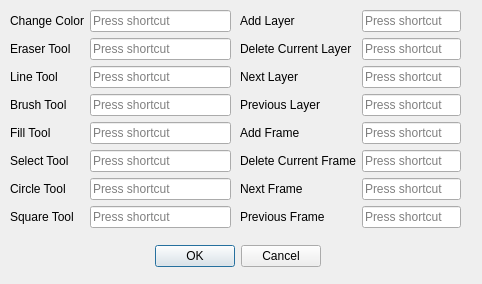
Before: the Qt Designer form src/keybindingdialog.ui in zfrye06/Polito, drawn with Qt 5.
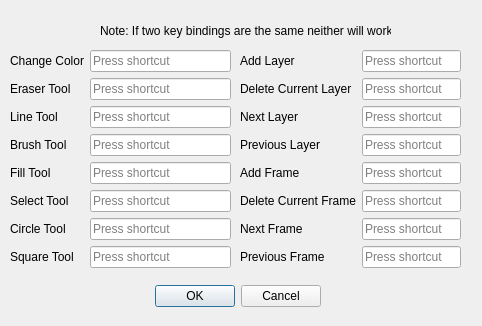
After: the same form once the commit is applied.

Commit message: Fixed slider bug and showed initial key bindings in key bind dialog

Patch:
```diff
--- a/src/keybindingdialog.ui
+++ b/src/keybindingdialog.ui
@@ -7,7 +7,7 @@
     <x>0</x>
     <y>0</y>
     <width>482</width>
-    <height>284</height>
+    <height>326</height>
    </rect>
   </property>
   <property name="windowTitle">
@@ -17,7 +17,7 @@
    <property name="geometry">
     <rect>
      <x>-20</x>
-     <y>240</y>
+     <y>280</y>
      <width>341</width>
      <height>32</height>
     </rect>
@@ -33,7 +33,7 @@
    <property name="geometry">
     <rect>
      <x>10</x>
-     <y>10</y>
+     <y>50</y>
      <width>221</width>
      <height>221</height>
     </rect>
@@ -125,7 +125,7 @@
    <property name="geometry">
     <rect>
      <x>240</x>
-     <y>10</y>
+     <y>50</y>
      <width>221</width>
      <height>221</height>
     </rect>
@@ -213,6 +213,19 @@
     </item>
    </layout>
   </widget>
+  <widget class="QLabel" name="label">
+   <property name="geometry">
+    <rect>
+     <x>100</x>
+     <y>20</y>
+     <width>291</width>
+     <height>21</height>
+    </rect>
+   </property>
+   <property name="text">
+    <string>Note: If two key bindings are the same neither will work.</string>
+   </property>
+  </widget>
  </widget>
  <resources/>
  <connections>
```
Left out of the diff: 6 changed lines with no effect on the pictures. The commit also changes 2 other files.
